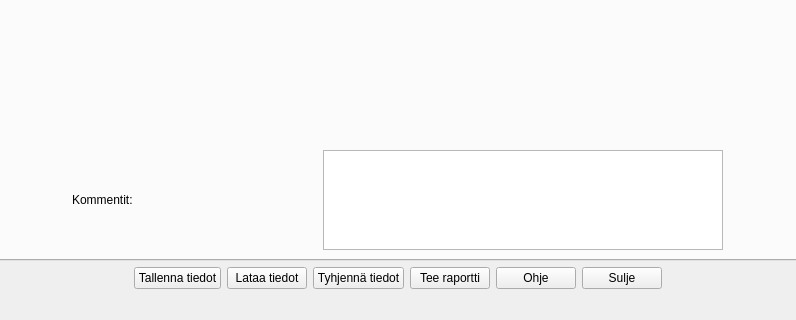
jjnurminen/liikelaaj, file tabbed_design.ui: the form before one commit; both pictures show x 133 to 929 and y 467 to 787 of the 1061 by 787 pixel window.
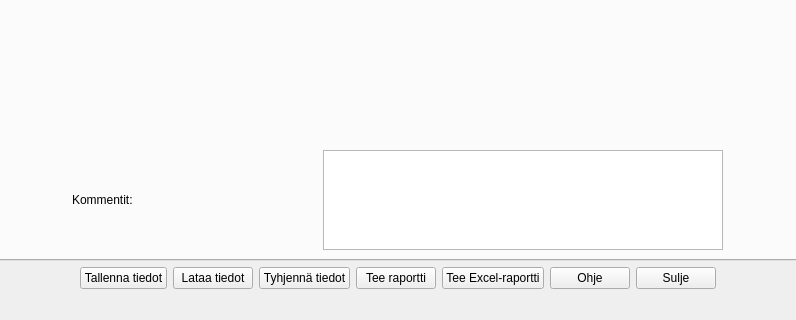
The form after the commit. Custom widgets are drawn as their Qt base class.

Commit message:
add button for xls report, ok?
still makes tmp report on every value change
(debug mode)

```diff
--- a/tabbed_design.ui
+++ b/tabbed_design.ui
@@ -12392,6 +12392,13 @@
         </property>
        </widget>
       </item>
+      <item>
+       <widget class="QPushButton" name="btnExcelReport">
+        <property name="text">
+         <string>Tee Excel-raportti</string>
+        </property>
+       </widget>
+      </item>
       <item>
        <widget class="QPushButton" name="btnHelp">
         <property name="text">
```
The commit also changes 3 other files.
